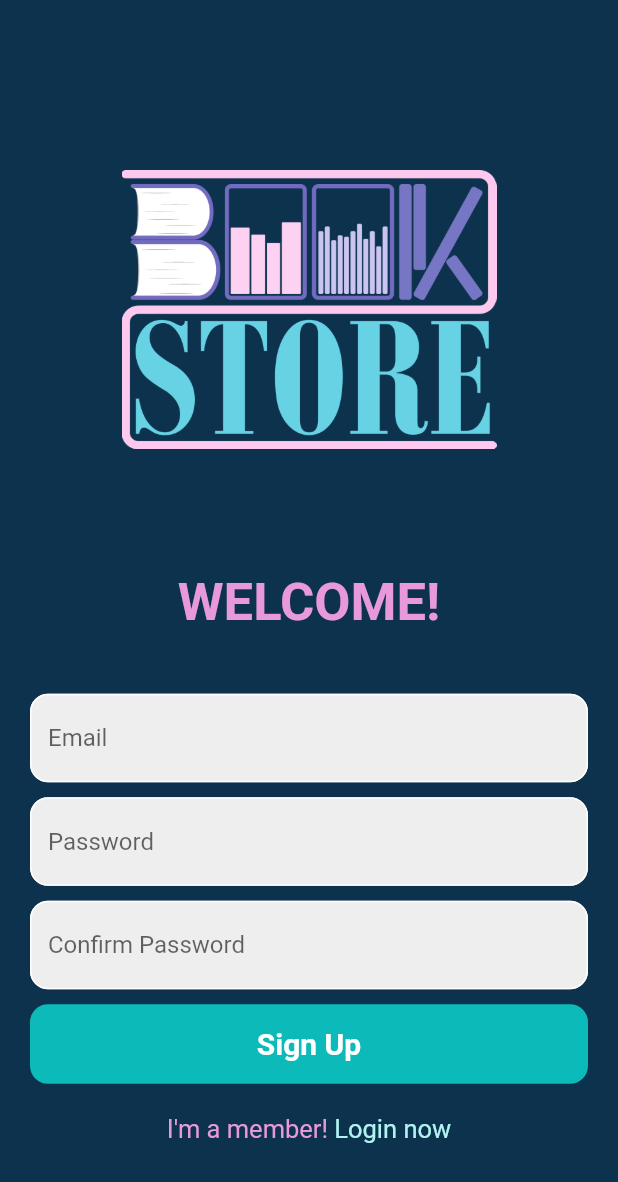
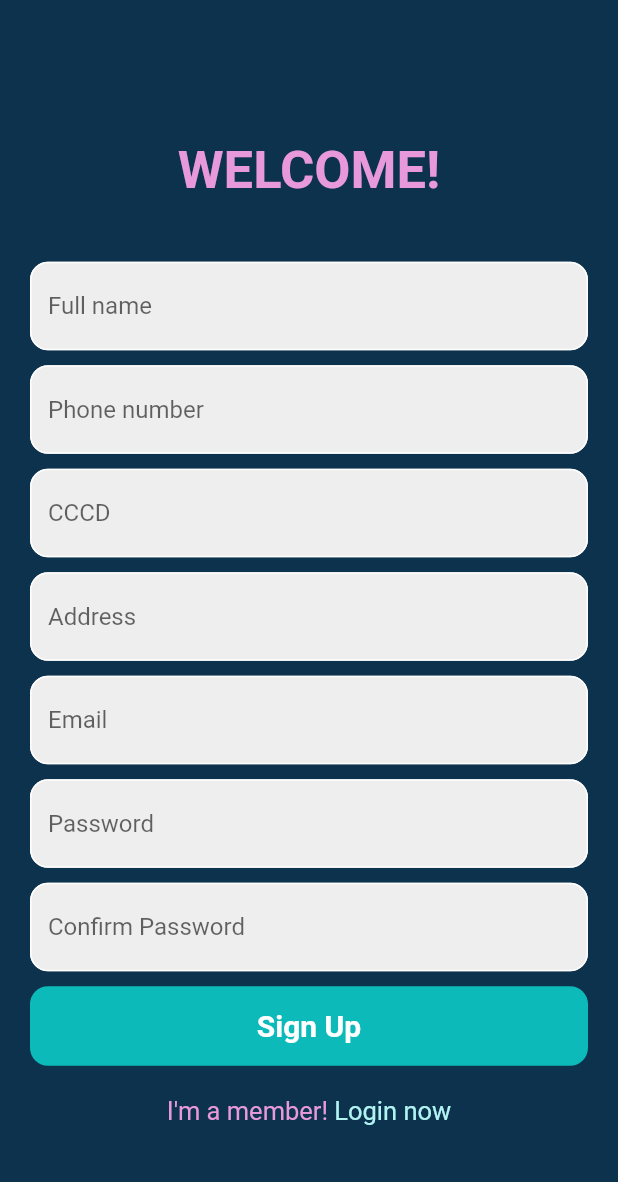
Before and after one commit to phucb1910280/book_store_app, a Flutter app: the screen it shows after launch, after a tap on "Register now", on a phone screen of 412 x 824 dp. Shown: the top 1182 px of the screen. Run offline on Flutter 3.47's test engine with Material 2 defaults, Android fonts, the phone set to English and light mode, and no system bars; our stand-ins replace cloud_firestore, firebase_auth, firebase_core; accounts and stored records are empty; network calls fail.

Commit message:
modified login and register page when error occur, modified function create user by email and pw then creat user profile to firebase collection 'user'

```diff
--- a/lib/screens/register_page.dart
+++ b/lib/screens/register_page.dart
@@ -1,3 +1,4 @@
+import 'package:cloud_firestore/cloud_firestore.dart';
 import 'package:firebase_auth/firebase_auth.dart';
 import 'package:flutter/material.dart';
 
@@ -14,52 +15,54 @@ class _RegisterPageState extends State<RegisterPage> {
   final TextEditingController emailController = TextEditingController();
   final TextEditingController passwordController = TextEditingController();
   final TextEditingController repasswordController = TextEditingController();
+  final TextEditingController fullNameController = TextEditingController();
+  final TextEditingController phoneNumberController = TextEditingController();
+  final TextEditingController cccdController = TextEditingController();
+  final TextEditingController addressController = TextEditingController();
 
   @override
   void dispose() {
     emailController.dispose();
     passwordController.dispose();
     repasswordController.dispose();
+    fullNameController.dispose();
+    phoneNumberController.dispose();
+    cccdController.dispose();
+    addressController.dispose();
     super.dispose();
+  }
+
+  Future addUserDetail(String fullName, String phoneNumber, String email,
+      String cccd, String address) async {
+    await FirebaseFirestore.instance.collection('user').add({
+      'fullName': fullName,
+      'phoneNumber': phoneNumber,
+      'email': email,
+      'cccd': cccd,
+      'address': address,
+    });
   }
 
   Future signUp() async {
     try {
-      showDialog(
-          context: context,
-          builder: (context) {
-            return Center(child: CircularProgressIndicator());
-          });
-      await FirebaseAuth.instance.createUserWithEmailAndPassword(
-          email: emailController.text.trim(),
-          password: passwordController.text.trim());
-
-      Navigator.of(context).pop();
+      if (confirmedPW()) {
+        await FirebaseAuth.instance.createUserWithEmailAndPassword(
+            email: emailController.text.trim(),
+            password: passwordController.text.trim());
+        addUserDetail(
+            fullNameController.text,
+            phoneNumberController.text.trim(),
+            emailController.text.trim(),
+            cccdController.text.trim(),
+            addressController.text);
+      }
     } on FirebaseAuthException catch (e) {
-      _showDialog(e.toString());
+      // _showDialog(e.toString());
+      ScaffoldMessenger.of(context).showSnackBar(SnackBar(
+        content: Text(e.toString()),
+        backgroundColor: Colors.red,
+      ));
     }
-  }
-
-  void _showDialog(String e) {
-    showDialog(
-        context: context,
-        builder: (context) {
-          return AlertDialog(
-            title: Text('Error'),
-            content: Text(e),
-            actions: <Widget>[
-              TextButton(
-                  onPressed: () {
-                    _dismissDialog();
-                  },
-                  child: Text('OK')),
-            ],
-          );
-        });
-  }
-
-  _dismissDialog() {
-    Navigator.pop(context);
   }
 
   bool confirmedPW() {
@@ -84,17 +87,6 @@ class _RegisterPageState extends State<RegisterPage> {
               const SizedBox(
                 height: 40,
               ),
-              Image.asset(
-                'assets/images/appLogo.png',
-                height: 250,
-                width: 250,
-                // fit: BoxFit.fitWidth
-              ),
-
-              const SizedBox(
-                height: 50,
-              ),
-              // welcome back!
               const Center(
                 child: Text(
                   'WELCOME!',
@@ -109,7 +101,122 @@ class _RegisterPageState extends State<RegisterPage> {
                 height: 40,
               ),
 
-              // email textfield
+              Padding(
+                padding: const EdgeInsets.symmetric(horizontal: 20),
+                child: TextField(
+                  controller: fullNameController,
+                  cursorColor: const Color(0xff0D324D),
+                  decoration: InputDecoration(
+                    enabledBorder: OutlineInputBorder(
+                      borderSide: const BorderSide(
+                        color: Colors.white,
+                      ),
+                      borderRadius: BorderRadius.circular(12),
+                    ),
+                    focusedBorder: OutlineInputBorder(
+                      borderSide: const BorderSide(
+                        width: 2,
+                        color: Color(0xffE899DC),
+                      ),
+                      borderRadius: BorderRadius.circular(12),
+                    ),
+                    hintText: 'Full name',
+                    fillColor: Colors.grey[200],
+                    filled: true,
+                  ),
+                ),
+              ),
+              const SizedBox(
+                height: 10,
+              ),
+
+              Padding(
+                padding: const EdgeInsets.symmetric(horizontal: 20),
+                child: TextField(
+                  controller: phoneNumberController,
+                  cursorColor: const Color(0xff0D324D),
+                  decoration: InputDecoration(
+                    enabledBorder: OutlineInputBorder(
+                      borderSide: const BorderSide(
+                        color: Colors.white,
+                      ),
+                      borderRadius: BorderRadius.circular(12),
+                    ),
+                    focusedBorder: OutlineInputBorder(
+                      borderSide: const BorderSide(
+                        width: 2,
+                        color: Color(0xffE899DC),
+                      ),
+                      borderRadius: BorderRadius.circular(12),
+                    ),
+                    hintText: 'Phone number',
+                    fillColor: Colors.grey[200],
+                    filled: true,
+                  ),
+                ),
+              ),
+              const SizedBox(
+                height: 10,
+              ),
+
+              Padding(
+                padding: const EdgeInsets.symmetric(horizontal: 20),
+                child: TextField(
+                  controller: cccdController,
+                  cursorColor: const Color(0xff0D324D),
+                  decoration: InputDecoration(
+                    enabledBorder: OutlineInputBorder(
+                      borderSide: const BorderSide(
+                        color: Colors.white,
+                      ),
+                      borderRadius: BorderRadius.circular(12),
+                    ),
+                    focusedBorder: OutlineInputBorder(
+                      borderSide: const BorderSide(
+                        width: 2,
+                        color: Color(0xffE899DC),
+                      ),
+                      borderRadius: BorderRadius.circular(12),
+                    ),
+                    hintText: 'CCCD',
+                    fillColor: Colors.grey[200],
+                    filled: true,
+                  ),
+                ),
+              ),
+              const SizedBox(
+                height: 10,
+              ),
+
+              Padding(
+                padding: const EdgeInsets.symmetric(horizontal: 20),
+                child: TextField(
+                  controller: addressController,
+                  cursorColor: const Color(0xff0D324D),
+                  decoration: InputDecoration(
+                    enabledBorder: OutlineInputBorder(
+                      borderSide: const BorderSide(
+                        color: Colors.white,
+                      ),
+                      borderRadius: BorderRadius.circular(12),
+                    ),
+                    focusedBorder: OutlineInputBorder(
+                      borderSide: const BorderSide(
+                        width: 2,
+                        color: Color(0xffE899DC),
+                      ),
+                      borderRadius: BorderRadius.circular(12),
+                    ),
+                    hintText: 'Address',
+                    fillColor: Colors.grey[200],
+                    filled: true,
+                  ),
+                ),
+              ),
+              const SizedBox(
+                height: 10,
+              ),
+
               Padding(
                 padding: const EdgeInsets.symmetric(horizontal: 20),
                 child: TextField(
--- a/pubspec.yaml
+++ b/pubspec.yaml
@@ -29,6 +29,7 @@ environment:
 # the latest version available on pub.dev. To see which dependencies have newer
 # versions available, run `flutter pub outdated`.
 dependencies:
+  cloud_firestore: ^4.3.1
   cupertino_icons: ^1.0.2
   firebase_auth: ^4.2.5
   firebase_core: ^2.4.1
```
Also changed, not shown: lib/screens/login_page.dart (+5 -30 lines), pubspec.lock.
